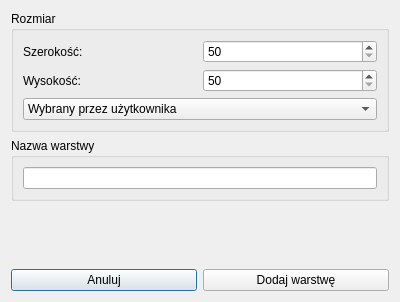
A1rWaxta/RasterShop, file src/uis/NewLayerDialog.ui: the form before one commit.
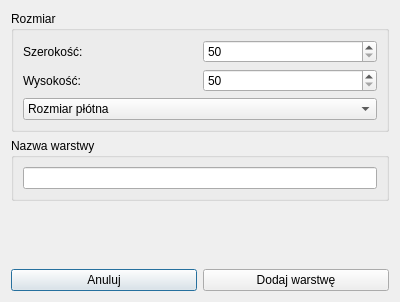
The form after the commit.

```diff
--- a/src/uis/NewLayerDialog.ui
+++ b/src/uis/NewLayerDialog.ui
@@ -73,11 +73,6 @@
       </item>
       <item row="1" column="0">
        <widget class="QComboBox" name="sizeComboBox">
-        <item>
-         <property name="text">
-          <string>Wybrany przez użytkownika</string>
-         </property>
-        </item>
         <item>
          <property name="text">
           <string>Rozmiar płótna</string>
```
Left out of the diff: 10 changed lines with no effect on the pictures.
